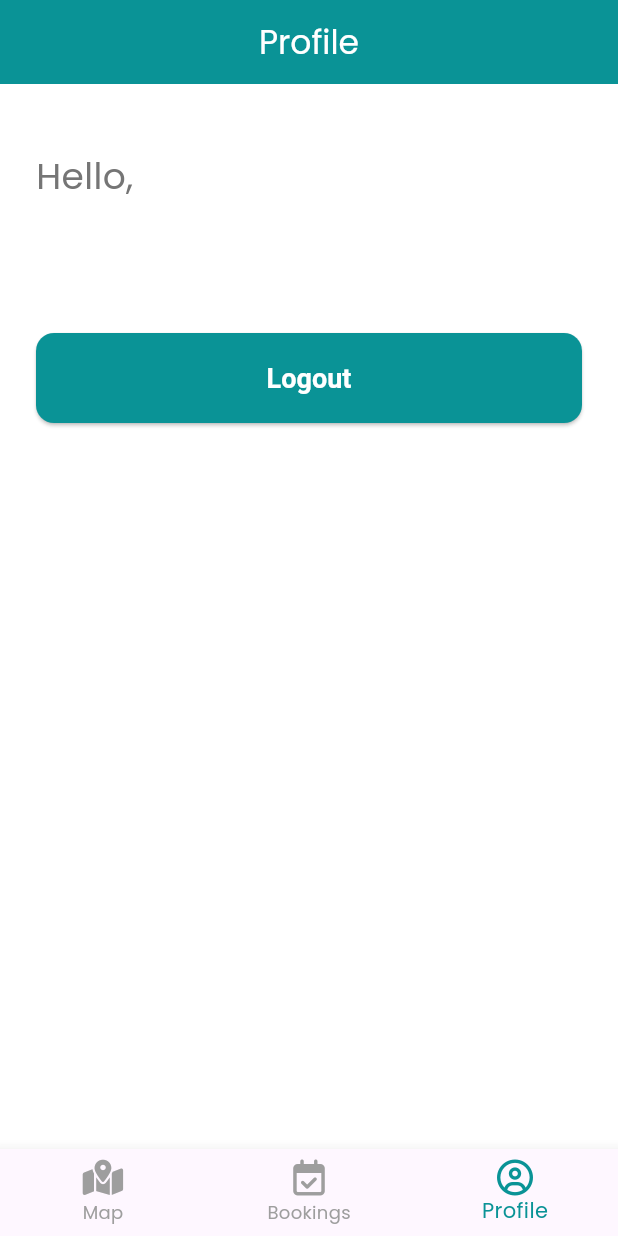
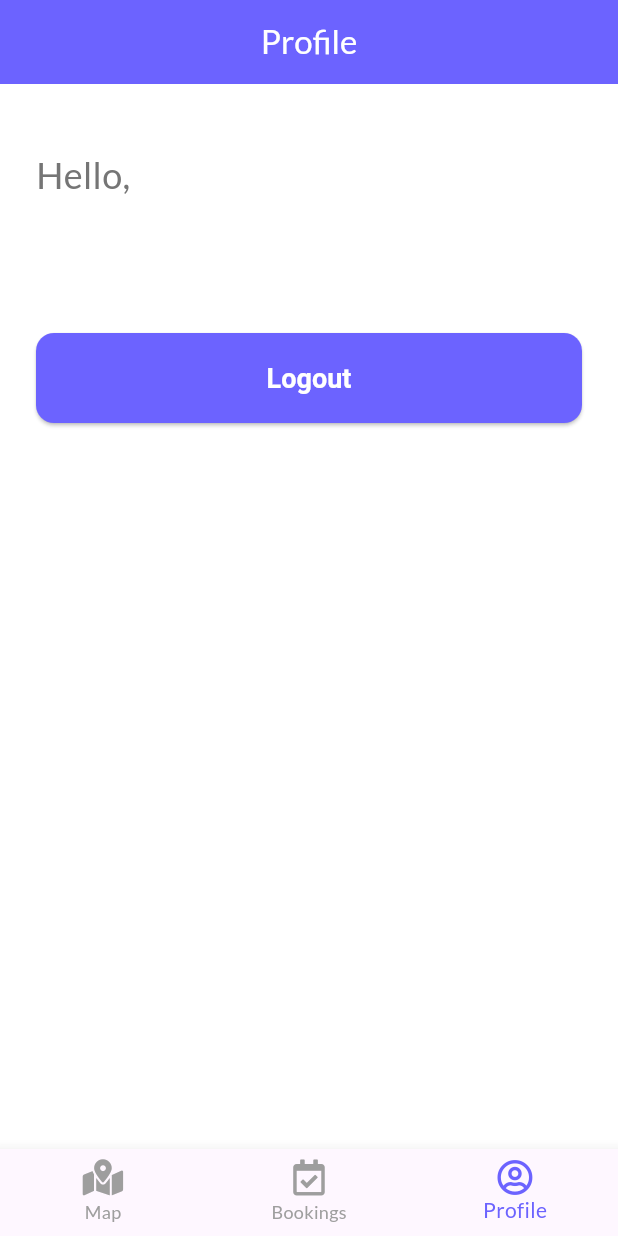
Before and after one commit to GhassanDaj/Parkly, a Flutter app: the screen it shows once a user with an empty profile is signed in, item 3 of the bottom bar chosen, on a phone screen of 412 x 824 dp. Run offline on Flutter 3.47's test engine with Material 3 defaults, Android fonts, the phone set to English and light mode, and no system bars; our stand-ins replace firebase_auth, firebase_core, flutter_signin_button, font_awesome_flutter, google_fonts, google_sign_in; accounts and stored records are empty.

Commit message:
changes the design again

```diff
--- a/lib/main.dart
+++ b/lib/main.dart
@@ -21,15 +21,14 @@ class ParklyApp extends StatelessWidget {
         title: 'Parkly',
         debugShowCheckedModeBanner: false,
         theme: ThemeData(
-          primaryColor: Color(0xFF0A9396),
-          hintColor: Color(0xFF94D2BD),
+          primaryColor: Color(0xFF6C63FF),
           scaffoldBackgroundColor: Colors.white,
-          textTheme: GoogleFonts.poppinsTextTheme(
-            Theme.of(context).textTheme.apply(bodyColor: Color(0xFF001219)),
+          textTheme: GoogleFonts.latoTextTheme(
+            Theme.of(context).textTheme,
           ),
           inputDecorationTheme: InputDecorationTheme(
             filled: true,
-            fillColor: Colors.grey[100],
+            fillColor: Color(0xFFF0F0F0),
             contentPadding:
                 EdgeInsets.symmetric(horizontal: 16.0, vertical: 20.0),
             border: OutlineInputBorder(
@@ -40,7 +39,7 @@ class ParklyApp extends StatelessWidget {
           elevatedButtonTheme: ElevatedButtonThemeData(
             style: ElevatedButton.styleFrom(
               foregroundColor: Colors.white,
-              backgroundColor: Color(0xFF0A9396),
+              backgroundColor: Color(0xFF6C63FF),
               textStyle: TextStyle(fontSize: 16, fontWeight: FontWeight.bold),
               shape: RoundedRectangleBorder(
                 borderRadius: BorderRadius.circular(12.0),
--- a/lib/widgets/custom_button.dart
+++ b/lib/widgets/custom_button.dart
@@ -7,23 +7,15 @@ class CustomButton extends StatelessWidget {
   final bool isLoading;
 
   const CustomButton({
-    super.key,
+    Key? key,
     required this.text,
     required this.onPressed,
     this.isLoading = false,
-  });
+  }) : super(key: key);
 
   @override
   Widget build(BuildContext context) {
     return ElevatedButton(
-      onPressed: isLoading ? null : onPressed,
-      style: ElevatedButton.styleFrom(
-        foregroundColor: Colors.white,
-        backgroundColor: const Color(0xFF0A9396),
-        minimumSize: const Size(double.infinity, 60),
-        shape:
-            RoundedRectangleBorder(borderRadius: BorderRadius.circular(12.0)),
-      ),
       child: isLoading
           ? SizedBox(
               width: 24,
@@ -35,6 +27,14 @@ class CustomButton extends StatelessWidget {
               text,
               style: TextStyle(fontSize: 18, fontWeight: FontWeight.bold),
             ),
+      onPressed: isLoading ? null : onPressed,
+      style: ElevatedButton.styleFrom(
+        foregroundColor: Colors.white,
+        backgroundColor: Theme.of(context).primaryColor,
+        minimumSize: Size(double.infinity, 60),
+        shape:
+            RoundedRectangleBorder(borderRadius: BorderRadius.circular(12.0)),
+      ),
     );
   }
 }
```
Also changed, not shown: lib/screens/login_page.dart (+31 -105 lines), lib/widgets/custom_text_field.dart (+30 -20 lines), pubspec.lock.
